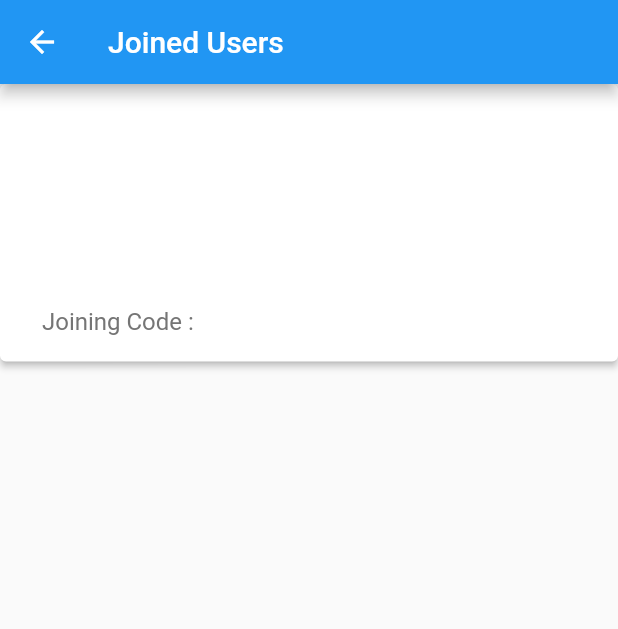
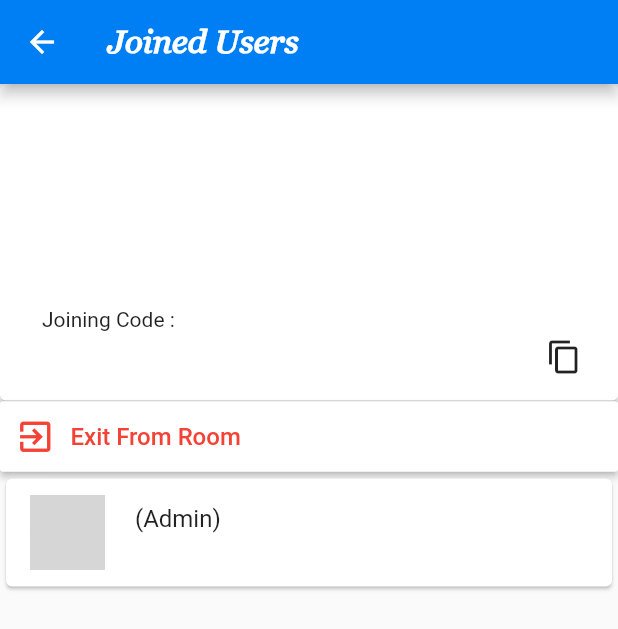
Before and after one commit to s2ke4/DoubtBin, a Flutter app: the JoinedUsers screen opened directly with empty values, on a phone screen of 412 x 824 dp. Shown: the top 629 px of the screen. Run offline on Flutter 3.47's test engine with Material 2 defaults, Android fonts, the phone set to English and light mode, and no system bars; our stand-ins replace bubble, cached_network_image, cloud_firestore, firebase_auth, firebase_core, firebase_storage and 4 more; accounts and stored records are empty; network calls fail; grey boxes are pictures that could not be loaded.

Commit message:
adding functionality like show admin, exit from room

```diff
--- a/lib/pages/home/floatingbutton/createRoom.dart
+++ b/lib/pages/home/floatingbutton/createRoom.dart
@@ -44,7 +44,7 @@ class _CreateRoomState extends State<CreateRoom> {
       await BinDatabase(roomCode: roomCode).createRoom(roomCode, roomName , roomDescription,);
       await BinDatabase(roomCode: roomCode).addmembers(currentUser.uid);
       await BinDatabase(roomCode: roomCode).joinRoom(currentUser.uid);
-      Navigator.pushReplacement(context,MaterialPageRoute(builder: (context)=>RoomDashboard(roomCode: roomCode,firstTime:true,roomName:roomNameController.text.trim())));
+      Navigator.pushReplacement(context,MaterialPageRoute(builder: (context)=>RoomDashboard(roomCode: roomCode,firstTime:true,roomName:roomName,description: roomDescription)));
     }
   }
   @override
--- /dev/null
+++ b/lib/pages/rooms/joinedUser/exitButton.dart
@@ -0,0 +1,32 @@
+import 'package:doubtbin/services/room.dart';
+import 'package:flutter/material.dart';
+
+class ExitButton extends StatelessWidget {
+
+  String code,uid;
+  ExitButton({this.code,this.uid});
+
+  ExitUser(BuildContext context){
+    BinDatabase().exitFromBin(code,uid);
+    Navigator.pop(context);
+    Navigator.pop(context);
+  }
+
+  @override
+  Widget build(BuildContext context) {
+
+    return RaisedButton(
+              padding: EdgeInsets.all(10),
+              color: Colors.white,
+              textColor: Colors.red,
+              child:Row(
+                children:[
+                  Icon(Icons.exit_to_app,size: 27,),
+                  SizedBox(width:10),
+                  Text("Exit From Room",style: TextStyle(color:Colors.red,fontSize: 16),),
+                ]
+              ),
+              onPressed: (){ExitUser(context);},
+            );
+  }
+}
--- /dev/null
+++ b/lib/pages/rooms/joinedUser/joinedUsers.dart
@@ -0,0 +1,67 @@
+import 'package:cloud_firestore/cloud_firestore.dart';
+import 'package:doubtbin/model/user.dart';
+import 'package:doubtbin/pages/home/home.dart';
+import 'package:doubtbin/pages/rooms/joinedUser/exitButton.dart';
+import 'package:doubtbin/pages/rooms/joinedUser/roomInfo.dart';
+import 'package:doubtbin/pages/rooms/joinedUser/userTile.dart';
+import 'package:doubtbin/services/room.dart';
+import 'package:doubtbin/shared/appBar.dart';
+import 'package:doubtbin/shared/loading.dart';
+import 'package:flutter/material.dart';
+
+
+class JoinedUsers extends StatefulWidget {
+
+  final String roomCode;
+  final String roomName;
+  final String description;
+  JoinedUsers({this.roomCode, this.roomName, this.description});
+
+  @override
+  _JoinedUsersState createState() => _JoinedUsersState(
+      roomCode: roomCode, roomName: roomName, description: description);
+}
+
+class _JoinedUsersState extends State<JoinedUsers> {
+  String roomCode;
+  String roomName;
+  String description;
+  String oid;
+  bool isLoading = true;
+  DocumentSnapshot docSnap;
+  _JoinedUsersState({this.roomCode, this.roomName, this.description}){
+    getDetail();
+  }
+  void getDetail()async{
+    DocumentSnapshot coll = await binCollection.doc(roomCode).get();
+    setState(()=>oid = coll.data()['ownerId']);
+    DocumentSnapshot docsnap = await userCollection.doc(oid).get();
+    setState(()=>docSnap = docsnap);
+    setState(()=>isLoading = false);
+  }
+  @override
+  Widget build(BuildContext context) {
+    return Container(
+      child: Scaffold(
+        appBar: appBar("Joined Users"),
+        body:ListView(
+          children: [
+            RoomInfo(roomCode:roomCode,roomName:roomName,description:description),
+            ExitButton(code:roomCode,uid:currentUser.uid),
+            isLoading?Loading():UserTile(
+              user: MyUser(
+                  uid: docSnap.id,
+                  displayName: docSnap.data()['displayName']+" (Admin)",
+                  email: docSnap.data()['email'],
+                  photoURL: docSnap.data()['circleAvatar'],
+                  userName: docSnap.data()['userName']),
+            ),
+            isLoading?Loading():Container(
+              child: BinDatabase().showAllMembers(roomCode,oid),
+            )
+          ],
+        ),
+      ),
+    );
+  }
+}
--- /dev/null
+++ b/lib/pages/rooms/joinedUser/roomInfo.dart
@@ -0,0 +1,87 @@
+import 'package:flutter/material.dart';
+import 'package:flutter/services.dart';
+
+class RIKeys {
+  static final riKey1 = const Key('__RIKEY1__');
+}
+
+
+class RoomInfo extends StatelessWidget {
+  final key = new GlobalKey<ScaffoldState>();
+  String roomCode,roomName,description;
+  RoomInfo({this.roomCode,this.roomName,this.description});
+  handleCopyCode(BuildContext context){
+      Clipboard.setData(
+        new ClipboardData(text: roomCode)
+      );
+      final scaffold = Scaffold.of(context);
+      scaffold.showSnackBar(
+        SnackBar(
+          content: const Text('Copied to Clipboard'),
+        ),
+      );
+  }
+
+  @override
+  Widget build(BuildContext context) {
+
+    return Card(
+              key: RIKeys.riKey1,
+              margin: EdgeInsets.fromLTRB(0.0, 0.0, 0.0, 0),
+              elevation: 2,
+              child: Padding(
+                padding: const EdgeInsets.fromLTRB(28.0, 30.0, 24.0, 15.0),
+                child: Column(
+                  crossAxisAlignment: CrossAxisAlignment.stretch,
+                  children: [
+                    Text(
+                      roomName,
+                      style: TextStyle(
+                        fontSize: 24.0,
+                        color: Colors.grey[800],
+                      ),
+                    ),
+                    SizedBox(height: 30),
+                    Text(
+                      description,
+                      style: TextStyle(
+                        fontSize: 18.0,
+                        color: Colors.grey[800],
+                      ),
+                    ),
+                    SizedBox(height: 40),
+                    Text("Joining Code : "),
+                    SizedBox(height:5),
+                    Row(
+                      mainAxisAlignment: MainAxisAlignment.spaceBetween,
+                      children: [
+                        Flexible(
+                          flex:5,
+                          child: Text(
+                            roomCode,
+                            style: TextStyle(
+                              fontSize: 16.0,
+                              color: Colors.grey[600],
+                            ),
+                          ),
+                        ),
+                        Flexible(
+                          flex:1,
+                          child: GestureDetector(
+                            child: Icon(Icons.content_copy),
+                            onTap: () {
+                              handleCopyCode(context);
+                            },
+                          ),
+                        )
+                      ],
+                    ),
+                    SizedBox(
+                      height: 2.0,
+                    ),
+                  ],
+                ),
+              ),
+            );
+  }
+}
--- a/lib/pages/rooms/joinedUsers.dart
+++ /dev/null
@@ -1,80 +0,0 @@
-import 'package:doubtbin/model/bin.dart';
-import 'package:doubtbin/services/room.dart';
-import 'package:doubtbin/shared/customAppBar.dart';
-import 'package:flutter/material.dart';
-
-Bin currentBin;
-
-class JoinedUsers extends StatefulWidget {
-  final String roomCode;
-  final String roomName;
-  final String description;
-  JoinedUsers({this.roomCode, this.roomName, this.description});
-
-  @override
-  _JoinedUsersState createState() => _JoinedUsersState(
-      roomCode: roomCode, roomName: roomName, description: description);
-}
-
-class _JoinedUsersState extends State<JoinedUsers> {
-  String roomCode;
-  String roomName;
-  String description;
-  _JoinedUsersState({this.roomCode, this.roomName, this.description});
-  @override
-  Widget build(BuildContext context) {
-    return Container(
-      child: Scaffold(
-        appBar: CustomAppBar(
-          appBar: AppBar(title: Text('Joined Users')),
-        ),
-        body: ListView(
-          children: [
-            Card(
-              margin: EdgeInsets.fromLTRB(0.0, 0.0, 0.0, 0),
-              elevation: 2,
-              child: Padding(
-                padding: const EdgeInsets.fromLTRB(28.0, 30.0, 24.0, 15.0),
-                child: Column(
-                  crossAxisAlignment: CrossAxisAlignment.stretch,
-                  children: [
-                    Text(
-                      roomName,
-                      style: TextStyle(
-                        fontSize: 24.0,
-                        color: Colors.grey[800],
-                      ),
-                    ),
-                    SizedBox(height: 30),
-                    Text(
-                      description,
-                      style: TextStyle(
-                        fontSize: 18.0,
-                        color: Colors.grey[800],
-                      ),
-                    ),
-                    SizedBox(height: 40),
-                    Text(
-                      'Joining Code : $roomCode',
-                      style: TextStyle(
-                        fontSize: 16.0,
-                        color: Colors.grey[600],
-                      ),
-                    ),
-                    SizedBox(
-                      height: 2.0,
-                    ),
-                  ],
-                ),
-              ),
-            ),
-            Container(
-              child: BinDatabase().showAllMembers(roomCode),
-            )
-          ],
-        ),
-        // body: BinDatabase(roomCode: roomCode).showAllMembers(roomCode),
-      ),
-    );
-  }
-}
--- a/lib/pages/rooms/roomDashboard.dart
+++ b/lib/pages/rooms/roomDashboard.dart
@@ -1,4 +1,4 @@
-import 'package:doubtbin/pages/rooms/joinedUsers.dart';
+import 'package:doubtbin/pages/rooms/joinedUser/joinedUsers.dart';
 import 'package:doubtbin/pages/rooms/addNewPost/newPost.dart';
 import 'package:doubtbin/services/room.dart';
 import 'package:doubtbin/shared/customAppBar.dart';
--- a/lib/services/room.dart
+++ b/lib/services/room.dart
@@ -7,7 +7,7 @@ import 'package:doubtbin/pages/home/binCard.dart';
 import 'package:doubtbin/pages/home/burgermenu/burgerRoomTile.dart';
 import 'package:doubtbin/pages/home/home.dart';
 import 'package:doubtbin/pages/rooms/postCard.dart';
-import 'package:doubtbin/pages/rooms/userTile.dart';
+import 'package:doubtbin/pages/rooms/joinedUser/userTile.dart';
 import 'package:doubtbin/shared/loading.dart';
 import 'package:firebase_storage/firebase_storage.dart';
 import 'package:flutter/material.dart';
@@ -18,15 +18,15 @@ import 'package:path_provider/path_provider.dart';
 final CollectionReference binCollection =
     FirebaseFirestore.instance.collection('bins');
 final StorageReference storageRef = FirebaseStorage.instance.ref();
-
+ final CollectionReference userCollection =
+      FirebaseFirestore.instance.collection('Users');
 class BinDatabase {
   final String roomCode;
   final String user;
   final String uid;
   BinDatabase({this.roomCode, this.user, this.uid});
 
-  final CollectionReference userCollection =
-      FirebaseFirestore.instance.collection('Users');
+
   Future updateUserData(String displayName, String userName, String uid,
       String email, String photoURL) async {
     return await userCollection.doc(uid).set({
@@ -92,7 +92,17 @@ class BinDatabase {
                   ),
                 );
               });
-
+              if(allCard.length==0){
+                return Container(
+                  child:Column(
+                    mainAxisAlignment: MainAxisAlignment.center,
+                    children:[
+                      Center(child: Text("You are not a member of any room.",style: TextStyle(fontSize:16),)),
+                      Center(child: Text("Room you will create or join will appear here.",style: TextStyle(fontSize:16)))
+                    ]
+                  )
+                );
+              }
               return ListView(children: allCard);
             } else {
               return Container(
@@ -135,7 +145,11 @@ class BinDatabase {
                   ),
                 );
               });
-
+              if(allCard.length==0){
+                return Container(
+                  child:Center(child: Text("No Room to Show",style: TextStyle(fontSize:16)))
+                );
+              }
               return Column(children: allCard);
             } else {
               return Container(
@@ -250,16 +264,19 @@ class BinDatabase {
   }
 
   //showMembers
-  showAllMembers(String roomId) {
+  showAllMembers(String roomId,String ownerId) {
     return StreamBuilder(
       stream: binCollection.doc(roomId).collection("members").snapshots(),
-      builder: (context, snapshot) {
+      builder: (context, snapshot){
         if (!snapshot.hasData) {
           return CircularProgressIndicator();
         }
+
         List<Future<DocumentSnapshot>> collFuture = List();
+
         snapshot.data.docs.forEach((doc) {
-          collFuture.add(userCollection.doc(doc.id).get());
+          if(doc.id!=ownerId){
+          collFuture.add(userCollection.doc(doc.id).get());}
         });
 
         return FutureBuilder<List<DocumentSnapshot>>(
@@ -349,6 +366,15 @@ class BinDatabase {
       storageRef.child('post$i _$postId.jpg').delete();
     }
   }
+
+  //exit a person from group
+//room will be removed from his joined collection and
+//he will be removed from member collection of that room
+
+  exitFromBin(code,uid)async{
+    await userRef.doc(uid).collection("joinedRoom").doc(code).delete();
+    await binCollection.doc(code).collection('members').doc(uid).delete();
+  }
 }
 
 Future compressImage(_image, postId) async {
```
Also changed, not shown: lib/pages/home/home.dart (+1 -36 lines), lib/pages/rooms/userList.dart (deleted, +0 -25 lines), lib/pages/rooms/joinedUser/userTile.dart (renamed from lib/pages/rooms/userTile.dart).
